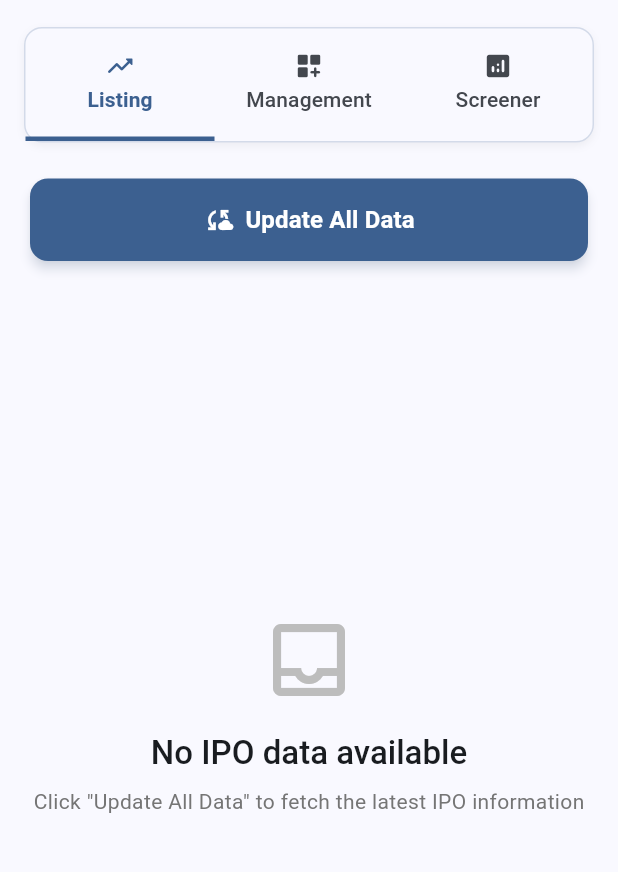
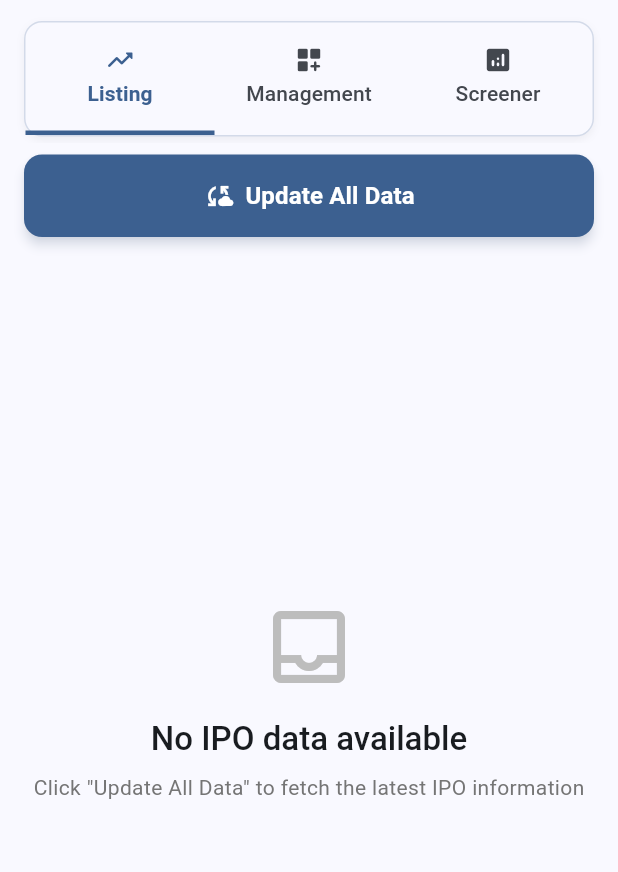
Before and after one commit to secretdeveloper90/ipoedge-scraping-app, a Flutter app: the screen it shows after launch, on a phone screen of 412 x 824 dp, the part 81-953 px from its top. Run offline on Flutter 3.47's test engine with Material 3 defaults, Android fonts, the phone set to English and light mode, and no system bars; our stand-ins replace cloud_firestore, firebase_core; accounts and stored records are empty.

Commit message:
changes in tab ui

```diff
--- a/lib/screens/ipo_screen.dart
+++ b/lib/screens/ipo_screen.dart
@@ -76,7 +76,7 @@ class _IpoScreenState extends State<IpoScreen> with TickerProviderStateMixin {
 
   Widget _buildTabBar() {
     return Container(
-      margin: const EdgeInsets.symmetric(horizontal: 16.0, vertical: 8.0),
+      margin: const EdgeInsets.symmetric(horizontal: 16.0, vertical: 4.0),
       decoration: BoxDecoration(
         color: Theme.of(context).colorScheme.surface,
         borderRadius: BorderRadius.circular(12),
--- a/lib/screens/listing_tab.dart
+++ b/lib/screens/listing_tab.dart
@@ -147,7 +147,7 @@ class _ListingTabState extends State<ListingTab> {
           // Fixed button positioning with proper margins
           Container(
             width: double.infinity,
-            margin: const EdgeInsets.fromLTRB(20, 16, 20, 8),
+            margin: const EdgeInsets.fromLTRB(16, 8, 16, 6),
             child: ElevatedButton.icon(
               onPressed: _isUpdatingFirebase ? null : _updateAllData,
               icon: _isUpdatingFirebase
@@ -267,24 +267,24 @@ class _ListingTabState extends State<ListingTab> {
       color: Theme.of(context).primaryColor,
       backgroundColor: Colors.white,
       child: ListView(
-        padding: const EdgeInsets.fromLTRB(20, 12, 20, 24),
+        padding: const EdgeInsets.fromLTRB(16, 8, 16, 16),
         physics: const BouncingScrollPhysics(),
         children: [
           _buildCategorySection(
               'Draft Issues', 'draft_issues', Icons.edit_note),
-          const SizedBox(height: 8),
+          const SizedBox(height: 6),
           _buildCategorySection(
               'Upcoming Open', 'upcoming_open', Icons.schedule),
-          const SizedBox(height: 8),
+          const SizedBox(height: 6),
           _buildCategorySection(
               'Listing Soon', 'listing_soon', Icons.trending_up),
-          const SizedBox(height: 8),
+          const SizedBox(height: 6),
           _buildCategorySection(
               'Recently Listed', 'recently_listed', Icons.check_circle),
-          const SizedBox(height: 8),
+          const SizedBox(height: 6),
           _buildCategorySection(
               'Gain/Loss Analysis', 'gain_loss_analysis', Icons.analytics),
-          const SizedBox(height: 32), // Extra bottom padding
+          const SizedBox(height: 16),
         ],
       ),
     );
@@ -302,8 +302,8 @@ class _ListingTabState extends State<ListingTab> {
       crossAxisAlignment: CrossAxisAlignment.start,
       children: [
         Container(
-          margin: const EdgeInsets.only(top: 8.0, bottom: 8.0),
-          padding: const EdgeInsets.all(10.0),
+          margin: const EdgeInsets.only(top: 4.0, bottom: 6.0),
+          padding: const EdgeInsets.all(8.0),
           decoration: BoxDecoration(
             gradient: LinearGradient(
               begin: Alignment.centerLeft,
@@ -379,7 +379,7 @@ class _ListingTabState extends State<ListingTab> {
           ),
         ),
         _buildDataTable(ipos),
-        const SizedBox(height: 8),
+        const SizedBox(height: 4),
       ],
     );
   }
@@ -387,7 +387,7 @@ class _ListingTabState extends State<ListingTab> {
   Widget _buildDataTable(List<IpoModel> ipos) {
     return Container(
       width: double.infinity,
-      margin: const EdgeInsets.only(top: 8.0),
+      margin: const EdgeInsets.only(top: 4.0),
       decoration: BoxDecoration(
         color: Colors.white,
         borderRadius: BorderRadius.circular(12),
@@ -407,15 +407,15 @@ class _ListingTabState extends State<ListingTab> {
         scrollDirection: Axis.horizontal,
         child: ConstrainedBox(
           constraints: BoxConstraints(
-            minWidth:
-                MediaQuery.of(context).size.width - 40, // Account for padding
+            minWidth: MediaQuery.of(context).size.width -
+                32,
           ),
           child: DataTable(
-            columnSpacing: 20,
-            horizontalMargin: 16,
-            headingRowHeight: 50,
-            dataRowMinHeight: 48,
-            dataRowMaxHeight: 48,
+            columnSpacing: 16,
+            horizontalMargin: 12,
+            headingRowHeight: 40,
+            dataRowMinHeight: 36,
+            dataRowMaxHeight: 36,
             headingTextStyle: TextStyle(
               fontWeight: FontWeight.bold,
               color: Theme.of(context).primaryColor,
```
